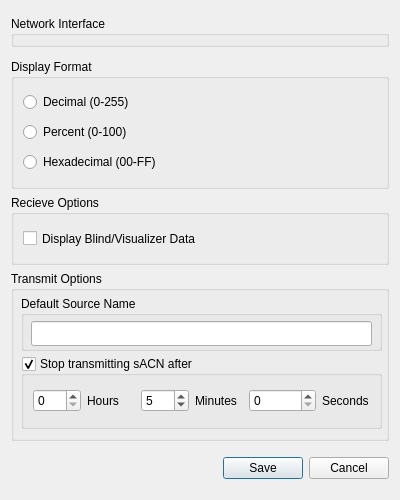
First picture: the form in ui/preferencesdialog.ui, repository docsteer/sacnview, before the edit.
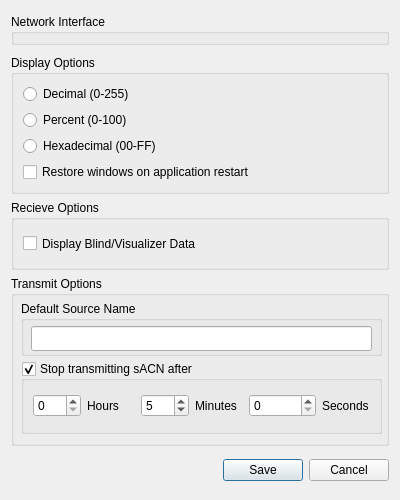
Second picture: the form after the edit. Icons and pictures are not drawn.

Commit message:
Add saving of presets and restore of window geometry option
Fix #24 and #38

```diff
--- a/ui/preferencesdialog.ui
+++ b/ui/preferencesdialog.ui
@@ -55,7 +55,7 @@
       </size>
      </property>
      <property name="title">
-      <string>Display Format</string>
+      <string>Display Options</string>
      </property>
      <layout class="QVBoxLayout" name="verticalLayout_2">
       <item>
@@ -82,6 +82,13 @@
         </property>
        </widget>
       </item>
+      <item>
+       <widget class="QCheckBox" name="cbRestoreWindows">
+        <property name="text">
+         <string>Restore windows on application restart</string>
+        </property>
+       </widget>
+      </item>
      </layout>
     </widget>
    </item>
```
The commit also changes 8 other files.
